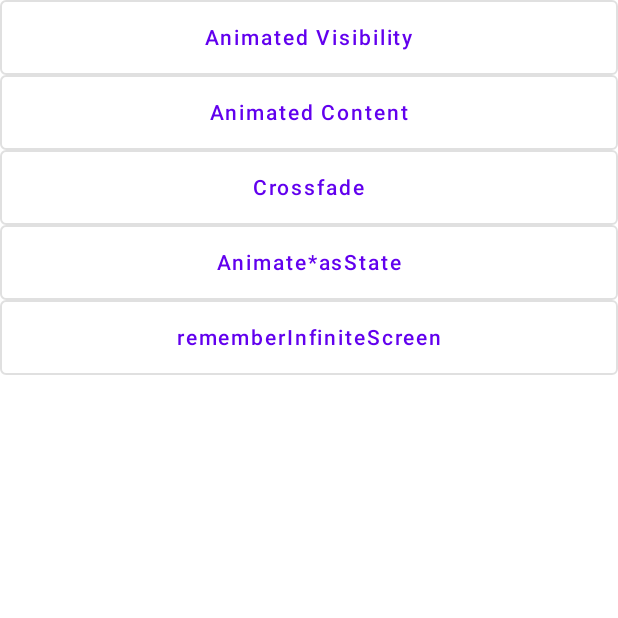
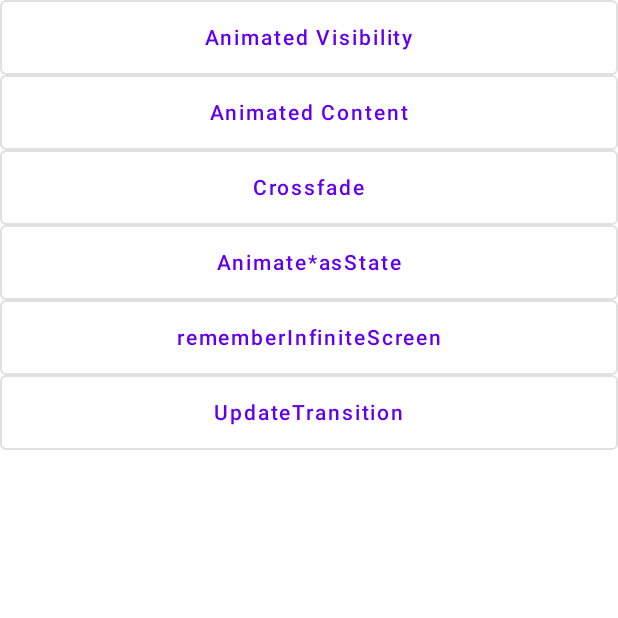
Before and after one commit to wlazlopwl/ComposeAnimations, an Android app built with Jetpack Compose: the screen it shows after launch (MainActivity), on a phone screen of 412 x 824 dp, the top half of it. Run offline under Robolectric (Android 15) with nearby library versions, the phone set to English and light mode, and no system bars.

```diff
--- a/app/src/main/java/com/appdevpwl/composeanimations/NavGraph.kt
+++ b/app/src/main/java/com/appdevpwl/composeanimations/NavGraph.kt
@@ -44,5 +44,10 @@ fun SetupNavGraph(
         ) {
             InfiniteTransitionScreen()
         }
+        composable(
+            route = Screen.UpdateTransitionScreen.route
+        ) {
+            UpdateTransitionScreen()
+        }
     }
 }
--- a/app/src/main/java/com/appdevpwl/composeanimations/Screen.kt
+++ b/app/src/main/java/com/appdevpwl/composeanimations/Screen.kt
@@ -7,5 +7,6 @@ sealed class Screen(val route: String){
     object Crossfade: Screen(route = "crossfade_screen")
     object AnimateAsState: Screen(route = "animate_as_state_screen")
     object InfiniteScreen: Screen(route = "infinite_transition_screen")
+    object UpdateTransitionScreen: Screen(route = "update_transition_screen")
 
 }
--- a/app/src/main/java/com/appdevpwl/composeanimations/view/HomeScreen.kt
+++ b/app/src/main/java/com/appdevpwl/composeanimations/view/HomeScreen.kt
@@ -23,9 +23,9 @@ fun HomeScreen(navController: NavController) {
             "Animated Content",
             "Crossfade",
             "Animate*asState",
-            "rememberInfiniteScreen"
+            "rememberInfiniteScreen",
+            "UpdateTransition"
         )
-
         Menu(menus = menus, navController)
     }
 }
@@ -47,6 +47,7 @@ fun Menu(
                     2 -> navController.navigate(Screen.Crossfade.route)
                     3 -> navController.navigate(Screen.AnimateAsState.route)
                     4 -> navController.navigate(Screen.InfiniteScreen.route)
+                    5 -> navController.navigate(Screen.UpdateTransitionScreen.route)
                 }
             }
         }
```
Also changed, not shown: app/src/main/java/com/appdevpwl/composeanimations/view/UpdateTransitionScreen.kt (added, +8 -0 lines).
